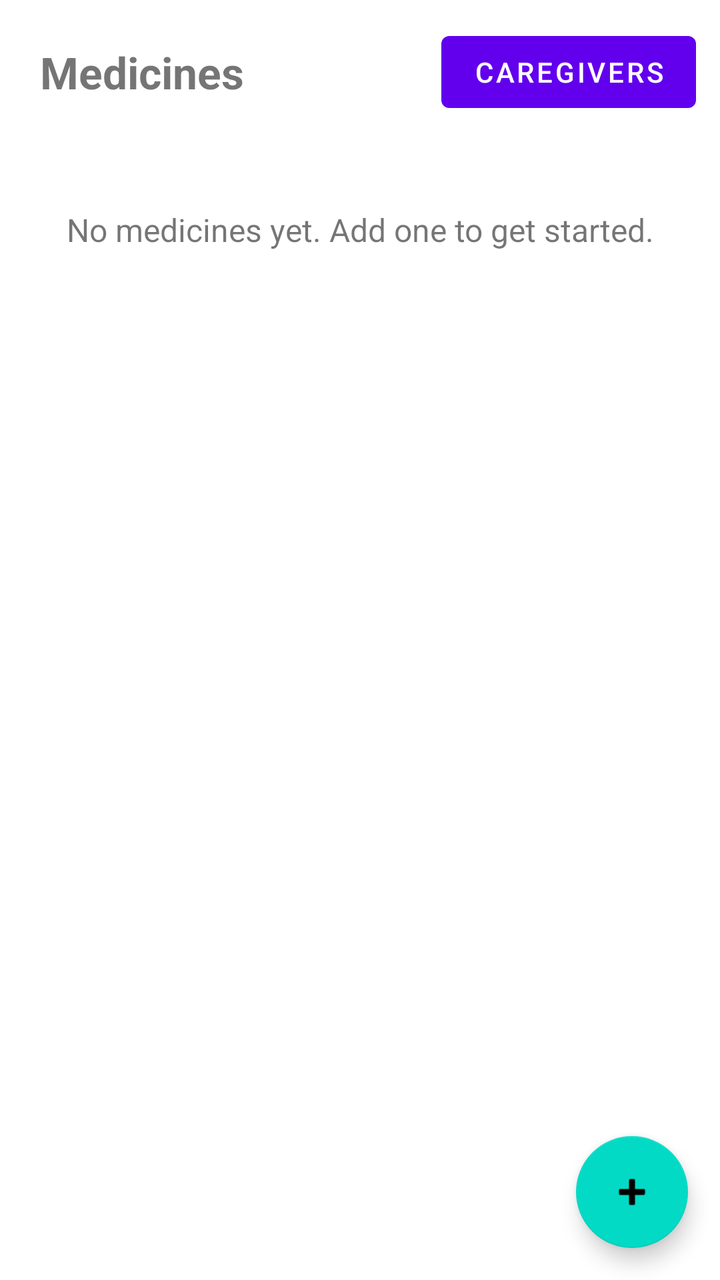
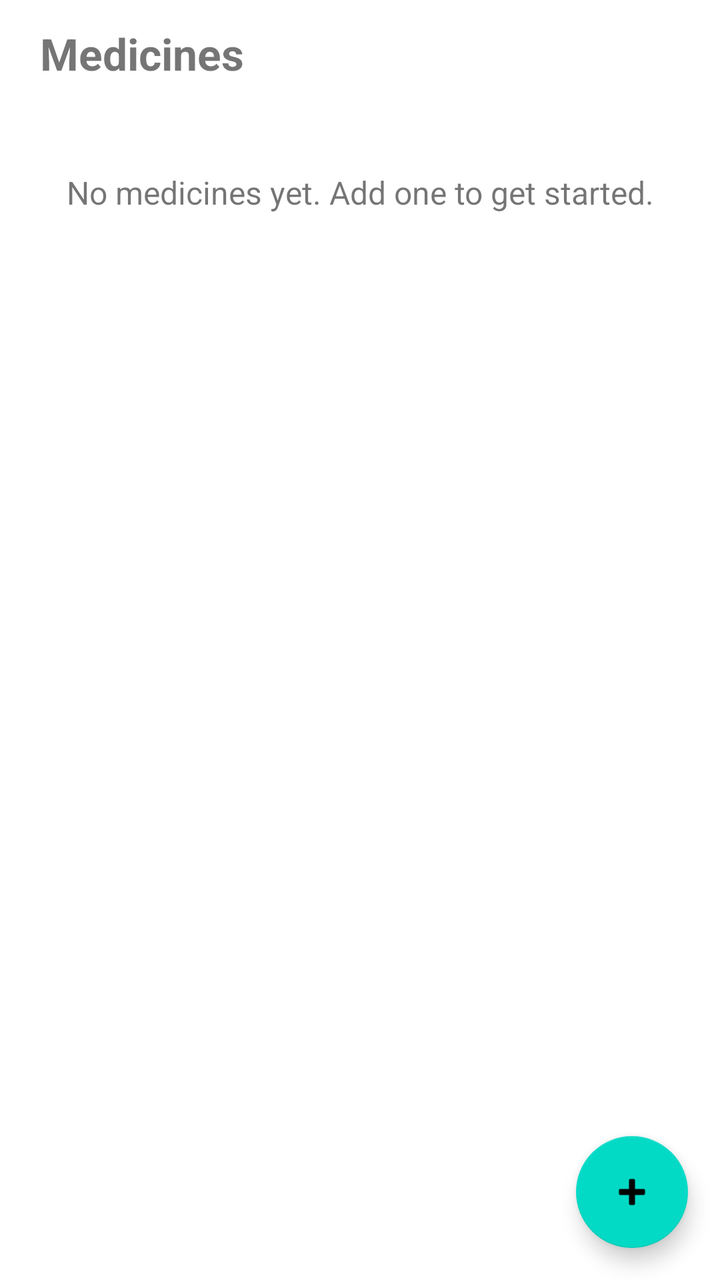

Two renders of the same Android screen: before a commit and after it. Below are the layout's source before the change and the commit's diff.
<!-- AndroidManifest.xml: application theme Theme.MediReminder -->
<!-- res/layout/fragment_medicines.xml -->
<?xml version="1.0" encoding="utf-8"?>
<androidx.coordinatorlayout.widget.CoordinatorLayout
    xmlns:android="http://schemas.android.com/apk/res/android"
    xmlns:app="http://schemas.android.com/apk/res-auto"
    android:layout_width="match_parent"
    android:layout_height="match_parent">

    <LinearLayout
        android:layout_width="match_parent"
        android:layout_height="match_parent"
        android:orientation="vertical">

        <LinearLayout
            android:layout_width="match_parent"
            android:layout_height="wrap_content"
            android:orientation="horizontal"
            android:gravity="center_vertical"
            android:paddingStart="20dp"
            android:paddingEnd="12dp"
            android:paddingTop="12dp"
            android:paddingBottom="12dp">

            <TextView
                android:id="@+id/medicinesTitle"
                android:layout_width="0dp"
                android:layout_height="wrap_content"
                android:layout_weight="1"
                android:text="@string/medicines_title"
                android:textSize="22sp"
                android:textStyle="bold" />

            <Button
                android:id="@+id/caregiversButton"
                android:layout_width="wrap_content"
                android:layout_height="wrap_content"
                android:text="@string/caregivers_button" />
        </LinearLayout>

        
        <TextView
            android:id="@+id/emptyText"
            android:layout_width="match_parent"
            android:layout_height="wrap_content"
            android:gravity="center"
            android:padding="32dp"
            android:text="@string/no_medicines"
            android:textSize="16sp"
            android:visibility="visible" />

        <androidx.recyclerview.widget.RecyclerView
            android:id="@+id/medicinesRecycler"
            android:layout_width="match_parent"
            android:layout_height="0dp"
            android:layout_weight="1"
            android:clipToPadding="false"
            android:paddingBottom="88dp" />

    </LinearLayout>

    <com.google.android.material.floatingactionbutton.FloatingActionButton
        android:id="@+id/addMedicineFab"
        android:layout_width="wrap_content"
        android:layout_height="wrap_content"
        android:layout_gravity="bottom|end"
        android:layout_margin="16dp"
        android:contentDescription="@string/add_medicine"
        app:srcCompat="@android:drawable/ic_input_add" />

</androidx.coordinatorlayout.widget.CoordinatorLayout>
<!-- resources referenced by this layout -->
<resources>
  <string name="add_medicine">Add medicine</string>
  <string name="caregivers_button">Caregivers</string>
  <string name="medicines_title">Medicines</string>
  <string name="no_medicines">No medicines yet. Add one to get started.</string>
  <style name="Theme.MediReminder" parent="Theme.MaterialComponents.DayNight.NoActionBar" />
</resources>

<!-- the commit's change to res/layout/fragment_medicines.xml (unified diff, before → after) -->
@@ -29,11 +29,7 @@
                 android:textSize="22sp"
                 android:textStyle="bold" />
 
-            <Button
-                android:id="@+id/caregiversButton"
-                android:layout_width="wrap_content"
-                android:layout_height="wrap_content"
-                android:text="@string/caregivers_button" />
+
         </LinearLayout>
 
         
<!-- resource entries referenced after the edit -->
@@ -1,7 +1,6 @@
 <!-- resources referenced by this layout -->
 <resources>
   <string name="add_medicine">Add medicine</string>
-  <string name="caregivers_button">Caregivers</string>
   <string name="medicines_title">Medicines</string>
   <string name="no_medicines">No medicines yet. Add one to get started.</string>
   <style name="Theme.MediReminder" parent="Theme.MaterialComponents.DayNight.NoActionBar" />
